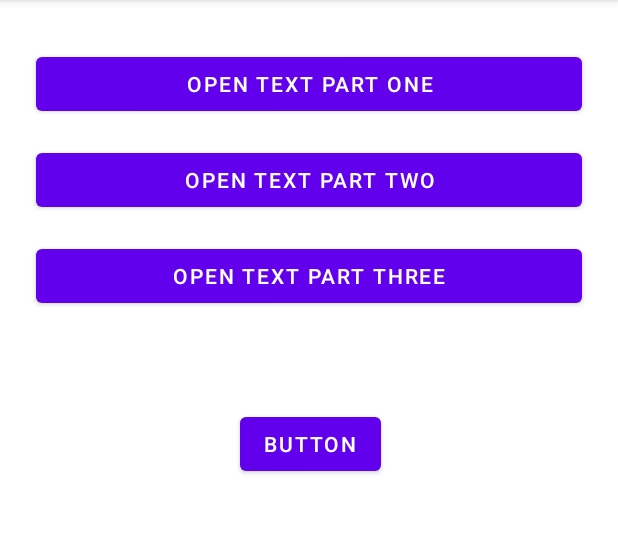
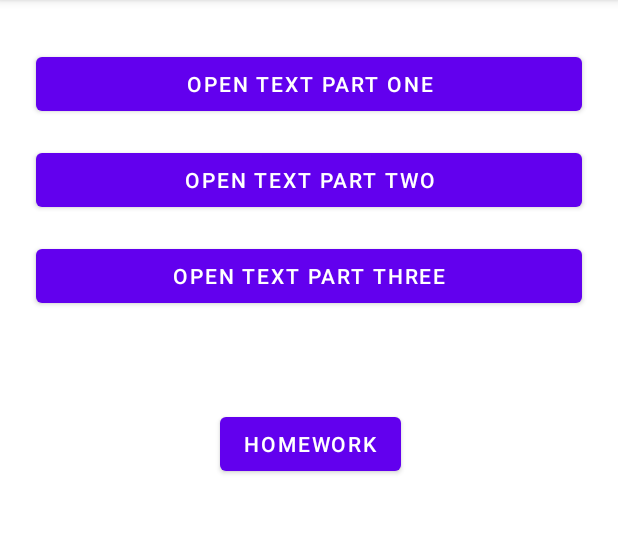
Before and after one commit to popovviktor/Aston_intensiv_2, an Android app: the CodeLabs2_1Activity screen opened directly, with no data from a screen before it, on a phone screen of 412 x 824 dp, the part 84-618 px from its top. Run offline under Robolectric (Android 15) with nearby library versions, the phone set to English and light mode, and no system bars.

Commit message:
final commit this branch

```diff
--- a/app/src/main/java/com/myapplication/astontwo/MainActivity.kt
+++ b/app/src/main/java/com/myapplication/astontwo/MainActivity.kt
@@ -9,6 +9,9 @@ class MainActivity : AppCompatActivity() {
     override fun onCreate(savedInstanceState: Bundle?) {
         super.onCreate(savedInstanceState)
         setContentView(R.layout.activity_main)
+        setOnClickListenersAllButtons()
+    }
+    fun setOnClickListenersAllButtons(){
         val btn_lab1_1 = findViewById<Button>(R.id.btn_lab1_1)
         val btn_lab1_2A = findViewById<Button>(R.id.btn_lab1_2a)
         val btn_lab1_2b = findViewById<Button>(R.id.btn_lab1_2b)
--- a/app/src/main/res/layout/activity_code_labs21.xml
+++ b/app/src/main/res/layout/activity_code_labs21.xml
@@ -49,7 +49,7 @@
         android:layout_marginStart="159dp"
         android:layout_marginTop="64dp"
         android:layout_marginEnd="158dp"
-        android:text="Button"
+        android:text="@string/lab2_1_btn_homework"
         app:layout_constraintEnd_toEndOf="parent"
         app:layout_constraintStart_toStartOf="parent"
         app:layout_constraintTop_toBottomOf="@+id/btn_lab2_1_to_act_with_text_part_three" />
--- a/app/src/main/res/values/strings.xml
+++ b/app/src/main/res/values/strings.xml
@@ -54,4 +54,5 @@ This volume starts with the first new Beatle song, “Free as a Bird” (based o
 <b><i>One After 909</i></b> — A song recorded for the <i>Let It Be</i> album was actually worked on way back in the beginning, six years earlier. This take shows how they did it much more slowly, with an R&amp;B feel to it.
 </string>
     <string name="btn_add_comment">add comment</string>
+    <string name="lab2_1_btn_homework">homework</string>
 </resources>
```
